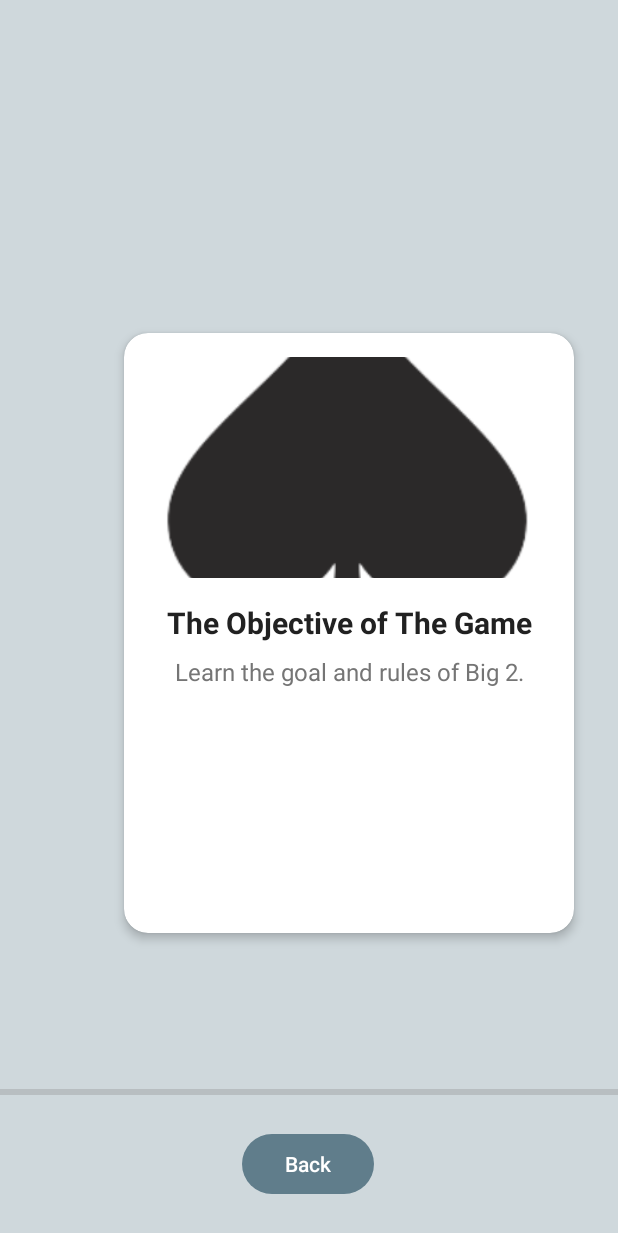
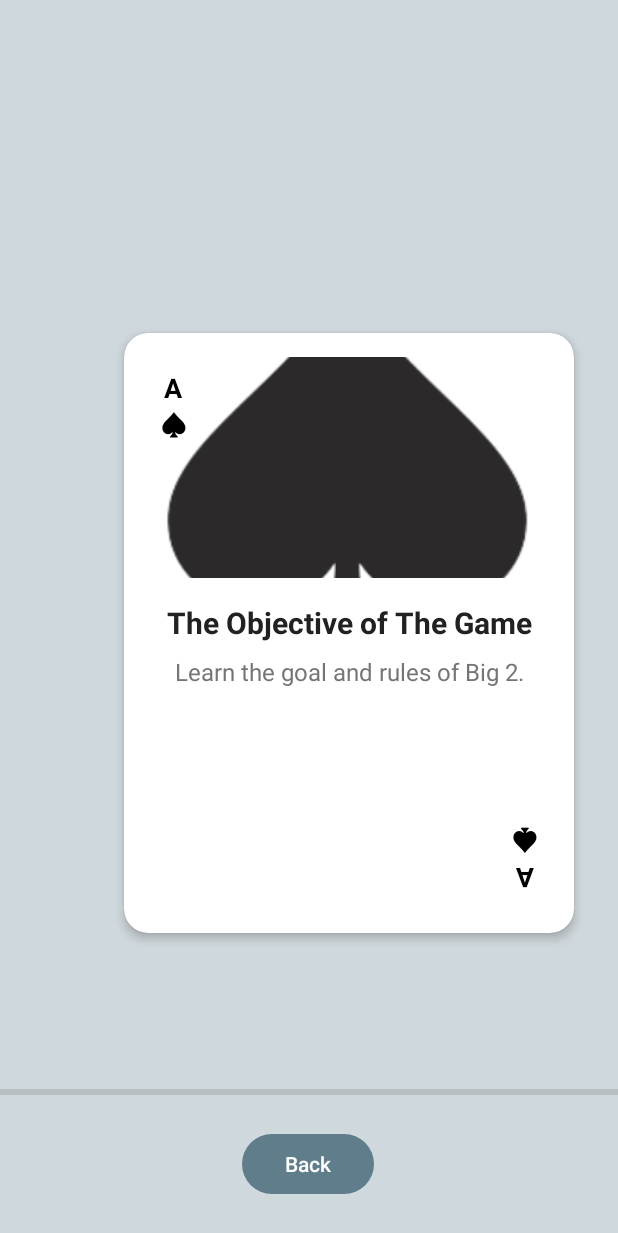
Before and after one commit to luk-ryan/big2, an Android app: the RulesActivity screen opened directly, with no data from a screen before it, on a phone screen of 412 x 824 dp. Shown: the top 1233 px of the screen. Run offline under Robolectric (Android 15) with nearby library versions, the phone set to English and light mode, and no system bars.

Commit message:
Included playing card design for rule cards

```diff
--- a/app/src/main/java/com/example/big2/ui/activity/RulesActivity.java
+++ b/app/src/main/java/com/example/big2/ui/activity/RulesActivity.java
@@ -58,11 +58,11 @@ public class RulesActivity extends AppCompatActivity {
         String descr_win = "Details how a round ends and how penalty points are given. ";
         String descr_score = "Outlines how points are calculated after each round, and optional rules when playing with money.";
 
-        rules.add(new RulesCard(R.drawable.card_suit_spade, "The Objective of The Game", descr_objective));
-        rules.add(new RulesCard(R.drawable.card_suit_diamond, "Game Setup", descr_setup));
-        rules.add(new RulesCard(R.drawable.card_suit_club, "Valid Plays", descr_plays));
-        rules.add(new RulesCard(R.drawable.card_suit_heart, "Winning a Round", descr_win));
-        rules.add(new RulesCard(R.drawable.card_suit_spade, "Scoring System", descr_score));
+        rules.add(new RulesCard(R.drawable.card_suit_spade, "The Objective of The Game", descr_objective, "A", "♠"));
+        rules.add(new RulesCard(R.drawable.card_suit_diamond, "Game Setup", descr_setup, "2", "♥"));
+        rules.add(new RulesCard(R.drawable.card_suit_club, "Valid Plays", descr_plays, "3", "♣"));
+        rules.add(new RulesCard(R.drawable.card_suit_heart, "Winning a Round", descr_win, "4", "♦"));
+        rules.add(new RulesCard(R.drawable.card_suit_spade, "Scoring System", descr_score, "5", "♠"));
 
         // Initialize RecyclerView Adapters
         RulesRecyclerViewAdapter adapter = new RulesRecyclerViewAdapter(this, rules);
--- a/app/src/main/java/com/example/big2/ui/adapter/RulesRecyclerViewAdapter.java
+++ b/app/src/main/java/com/example/big2/ui/adapter/RulesRecyclerViewAdapter.java
@@ -48,6 +48,10 @@ public class RulesRecyclerViewAdapter extends RecyclerView.Adapter<RulesRecycler
         holder.titleView.setText(item.getTitle());
         holder.descView.setText(item.getDescription());
 
+        String displayValue = item.getRank() + "\n" + item.getSuitSymbol();
+        holder.topCorner.setText(displayValue);
+        holder.bottomCorner.setText(displayValue);
+
         // Handle on-click events (load xml based on which card was pressed in the rulesList)
         holder.itemView.setOnClickListener(v -> {
             switch (position) {
@@ -75,17 +79,20 @@ public class RulesRecyclerViewAdapter extends RecyclerView.Adapter<RulesRecycler
         return ruleList.size();
     }
 
-    //holds references so that onBindViewHolder can update more efficicently
+    //holds references for xml IDs for onBindViewHolder
     static class RuleViewHolder extends RecyclerView.ViewHolder {
         ImageView imageView;
         TextView titleView;
         TextView descView;
+        TextView topCorner, bottomCorner;
 
         public RuleViewHolder(@NonNull View itemView) {
             super(itemView);
             imageView = itemView.findViewById(R.id.ruleImage);
             titleView = itemView.findViewById(R.id.ruleTitle);
             descView = itemView.findViewById(R.id.ruleDescription);
+            topCorner = itemView.findViewById(R.id.cardCornerTop);
+            bottomCorner = itemView.findViewById(R.id.cardCornerBottom);
         }
     }
 }
--- a/app/src/main/java/com/example/big2/ui/model/RulesCard.java
+++ b/app/src/main/java/com/example/big2/ui/model/RulesCard.java
@@ -6,14 +6,20 @@ public class RulesCard {
     private int imageId;
     private String title;
     private String description;
+    private String rank;  // e.g. "A", "2", "3"
+    private String suitSymbol;  // e.g. "♠", "♥"
 
-    public RulesCard(int imageResId, String title, String description) {
+    public RulesCard(int imageResId, String title, String description, String rank, String suitSymbol) {
         this.imageId = imageResId;
         this.title = title;
         this.description = description;
+        this.rank = rank;
+        this.suitSymbol = suitSymbol;
     }
 
     public int getImageId() { return imageId; }
     public String getTitle() { return title; }
     public String getDescription() { return description; }
+    public String getRank() { return rank; }
+    public String getSuitSymbol() { return suitSymbol; }
 }
--- a/app/src/main/res/layout/rules_recyclerview_card.xml
+++ b/app/src/main/res/layout/rules_recyclerview_card.xml
@@ -54,5 +54,36 @@
             app:layout_constraintStart_toStartOf="parent"
             app:layout_constraintTop_toBottomOf="@id/ruleTitle" />
 
+        <!-- Top-left card label -->
+        <TextView
+            android:id="@+id/cardCornerTop"
+            android:layout_width="wrap_content"
+            android:layout_height="wrap_content"
+            android:text="A\n♠"
+            android:textSize="18sp"
+            android:textStyle="bold"
+            android:textColor="#000000"
+            android:gravity="center"
+            app:layout_constraintTop_toTopOf="parent"
+            app:layout_constraintStart_toStartOf="parent"
+            android:layout_marginTop="8dp"
+            android:layout_marginStart="8dp"/>
+
+        <!-- Bottom-right card label (rotated upside-down) -->
+        <TextView
+            android:id="@+id/cardCornerBottom"
+            android:layout_width="wrap_content"
+            android:layout_height="wrap_content"
+            android:text="A\n♠"
+            android:textSize="18sp"
+            android:textStyle="bold"
+            android:textColor="#000000"
+            android:gravity="center"
+            android:rotation="180"
+            app:layout_constraintBottom_toBottomOf="parent"
+            app:layout_constraintEnd_toEndOf="parent"
+            android:layout_marginBottom="8dp"
+            android:layout_marginEnd="8dp"/>
+
     </androidx.constraintlayout.widget.ConstraintLayout>
 </androidx.cardview.widget.CardView>
```
